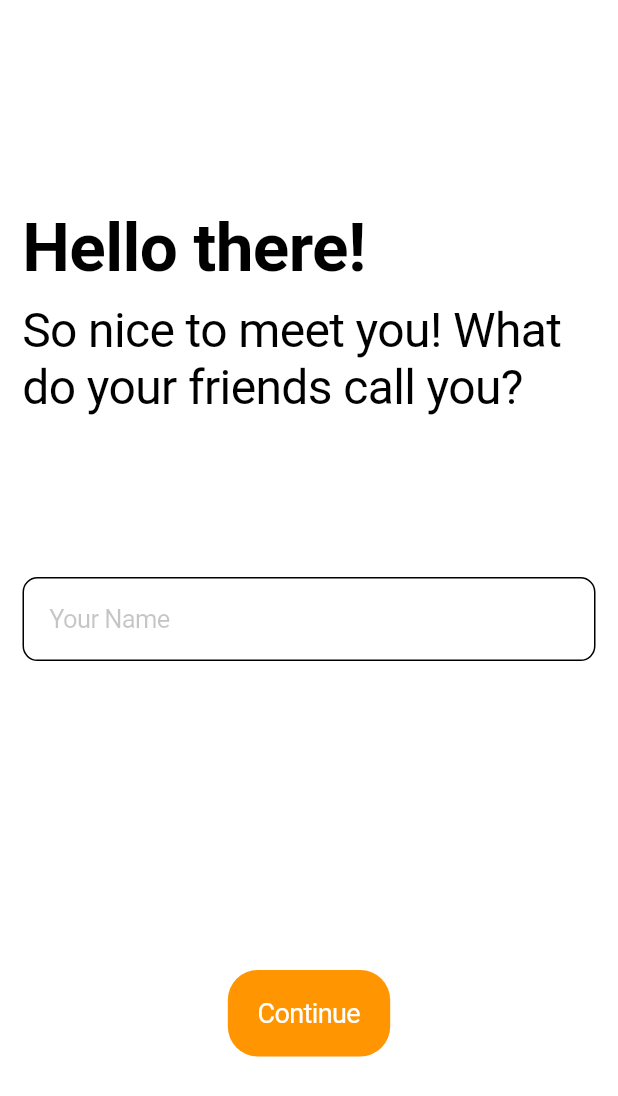
After one commit to Blocship/star_book, a Flutter app: the UsernameAddSheet screen opened directly, on a phone screen of 412 x 824 dp. The commit adds this screen. Shown: the top 1096 px of the screen. Run offline on Flutter 3.47's test engine with Material 2 defaults, Android fonts, the phone set to English and light mode, and no system bars; our stand-ins replace hive, hive_flutter, modal_bottom_sheet; accounts and stored records are empty; generated files the repository leaves out were written again; Roboto replaces fonts that are missing (SFProDisplay).

Commit message:
Added a a screen to ask for username,named it UsernameAddSheet.Added styles used for the screen in styles.dart of styles directory

```diff
--- /dev/null
+++ b/lib/screens/UsernameAddSheet.dart
@@ -0,0 +1,74 @@
+import 'package:flutter/cupertino.dart' as c;
+import 'package:flutter/widgets.dart';
+import '../styles/style.dart';
+
+class UsernameAddSheet extends StatefulWidget {
+  @override
+  _UsernameAddSheetState createState() => _UsernameAddSheetState();
+}
+
+class _UsernameAddSheetState extends State<UsernameAddSheet> {
+  TextEditingController _username;
+
+  @override
+  void initState() {
+    super.initState();
+    _username = new TextEditingController();
+  }
+
+  @override
+  void dispose() {
+    super.dispose();
+    _username.dispose();
+  }
+
+  @override
+  Widget build(BuildContext context) {
+    double h=c.MediaQuery.of(context).size.height;
+    return c.CupertinoPageScaffold(
+      child: c.SingleChildScrollView(
+        child: c.Padding(
+          padding: const EdgeInsets.all(15.0),
+          child: c.Column(
+            children: [
+              c.SizedBox(height:h*0.15),
+              c.Align(
+                alignment: c.Alignment.topLeft,
+                child: c.Text('Hello there! ',
+                    style: Style.veryLargeTitle(context)
+                ),
+              ),
+              c.SizedBox(height:10.0),
+              c.Text("So nice to meet you! What do your friends call you?",
+                  style: Style.subTitle(context)
+              ),
+              c.SizedBox(height:h*0.13),
+              c.CupertinoTextField(
+                padding: c.EdgeInsets.all(17),
+                controller: _username,
+                placeholder: "Your Name",
+                keyboardType: c.TextInputType.text,
+                decoration: c.BoxDecoration(
+                  border: c.Border.all(color: c.CupertinoDynamicColor.resolve(c.CupertinoColors.black, context)),
+                  borderRadius: BorderRadius.circular(10.0),
+                ),
+              ),
+              c.SizedBox(height:h*0.25),
+              c.SizedBox(
+                height: h*0.07,
+                child: c.CupertinoButton(
+                  onPressed: () {
+                    //navigating to profile page
+                  },
+                  color: c.CupertinoDynamicColor.resolve(c.CupertinoColors.systemOrange, context),
+                  borderRadius: c.BorderRadius.circular(20.0),
+                  child: Text("Continue",style: Style.ButtonText(context)),
+                ),
+              )
+            ],
+          ),
+        ),
+      ),
+    );
+  }
+}
--- a/lib/styles/style.dart
+++ b/lib/styles/style.dart
@@ -49,6 +49,35 @@ abstract class Style {
       fontSize: 13.0,
     );
   }
+  ///For button text in UserNameAdd sheet
+  static TextStyle ButtonText(BuildContext context) {
+    return TextStyle(
+      color: c.CupertinoDynamicColor.resolve(c.CupertinoColors.white, context),
+      fontFamily: "SFProDisplay",
+      fontStyle: FontStyle.normal,
+      fontSize: 18.0,
+    );
+  }
+  ///For Very large heading in UserNameAdd sheet
+  static TextStyle veryLargeTitle(BuildContext context) {
+    return TextStyle(
+      color: c.CupertinoDynamicColor.resolve(c.CupertinoColors.label, context),
+      fontWeight: FontWeight.w700,
+      fontFamily: "SFProDisplay",
+      fontStyle: FontStyle.normal,
+      fontSize: 45.0,
+    );
+  }
+  ///For Subtitle in UserNameAdd sheet
+  static TextStyle subTitle(BuildContext context) {
+    return TextStyle(
+      color: c.CupertinoDynamicColor.resolve(c.CupertinoColors.label, context),
+      fontWeight: FontWeight.w400,
+      fontFamily: "SFProDisplay",
+      fontStyle: FontStyle.normal,
+      fontSize: 32.0,
+    );
+  }
 }
 
 // Cupertino Icons which are not in cupertino_icons package
```
